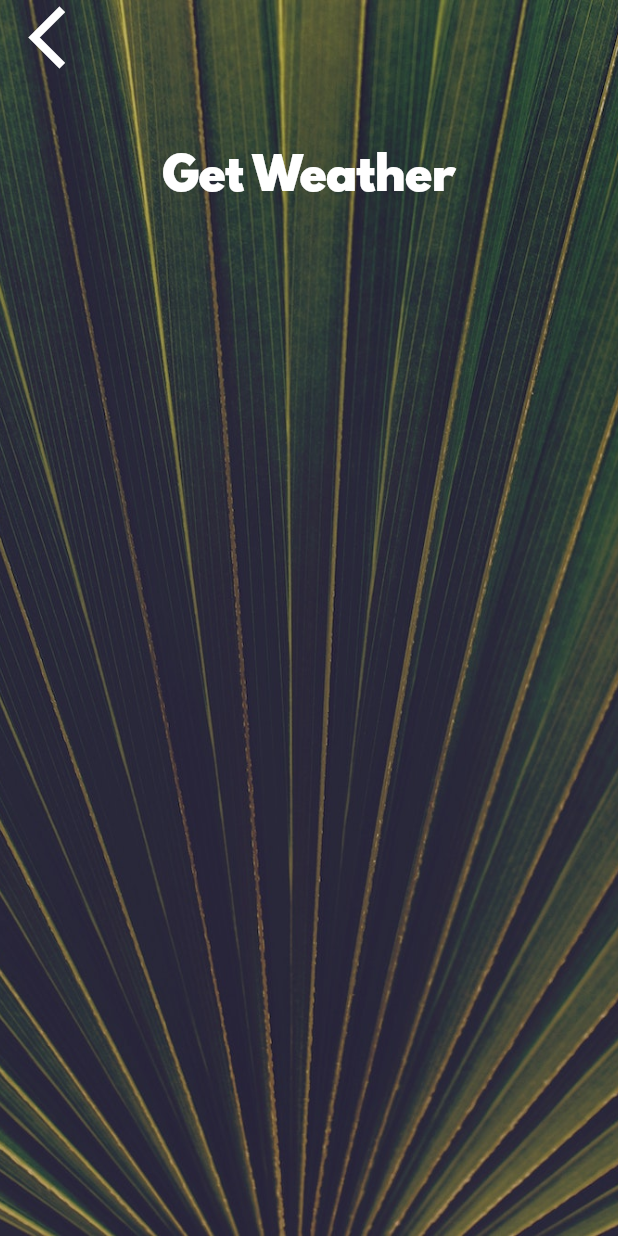
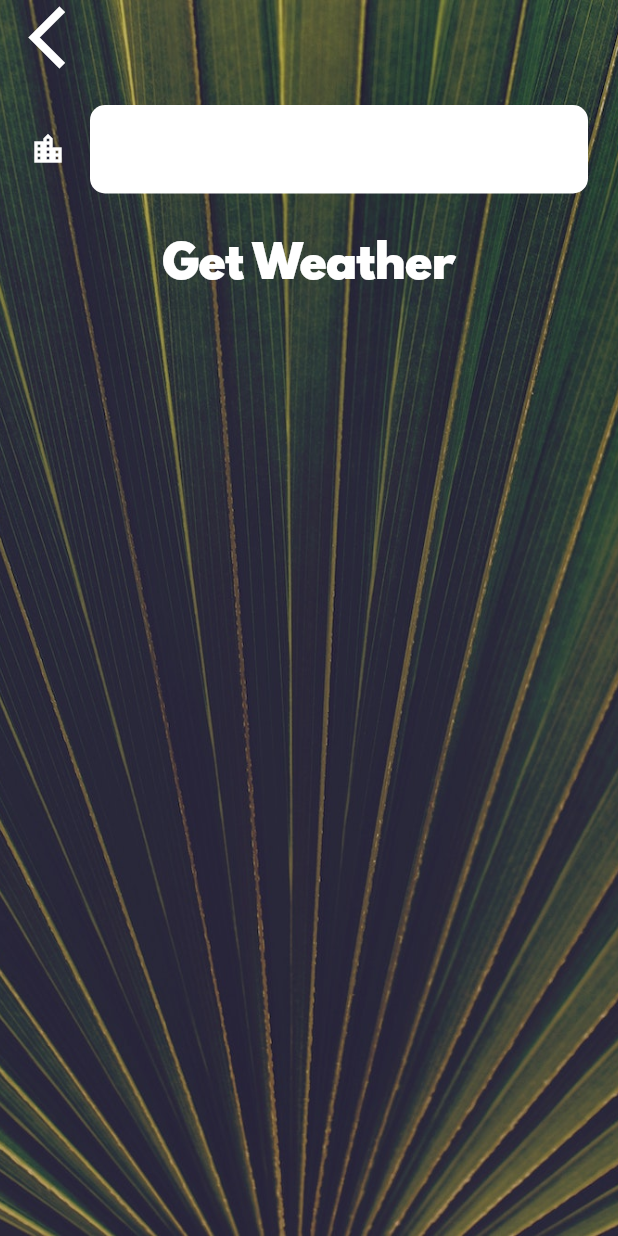
Before and after one commit to acharjeeauntor/Weather-App-By-Flutter, a Flutter app: the CityScreen screen opened directly, on a phone screen of 412 x 824 dp. Run offline on Flutter 3.47's test engine with Material 2 defaults, Android fonts, the phone set to English and light mode, and no system bars; our stand-ins replace flutter_spinkit, geolocator; network calls fail.

Commit message:
Complete rest of the project.

```diff
--- a/lib/screens/city_screen.dart
+++ b/lib/screens/city_screen.dart
@@ -7,6 +7,8 @@ class CityScreen extends StatefulWidget {
 }
 
 class _CityScreenState extends State<CityScreen> {
+  var cityName;
+
   @override
   Widget build(BuildContext context) {
     return Scaffold(
@@ -24,7 +26,9 @@ class _CityScreenState extends State<CityScreen> {
               Align(
                 alignment: Alignment.topLeft,
                 child: FlatButton(
-                  onPressed: () {},
+                  onPressed: () {
+                    Navigator.pop(context);
+                  },
                   child: Icon(
                     Icons.arrow_back_ios,
                     size: 50.0,
@@ -33,10 +37,20 @@ class _CityScreenState extends State<CityScreen> {
               ),
               Container(
                 padding: EdgeInsets.all(20.0),
-                child: null,
+                child: TextField(
+                  style: TextStyle(
+                    color: Colors.black,
+                  ),
+                  decoration: kTextFieldInputDecoration,
+                  onChanged: (value) {
+                    cityName = value;
+                  },
+                ),
               ),
               FlatButton(
-                onPressed: () {},
+                onPressed: () {
+                  Navigator.pop(context, cityName);
+                },
                 child: Text(
                   'Get Weather',
                   style: kButtonTextStyle,
--- a/lib/utilities/constants.dart
+++ b/lib/utilities/constants.dart
@@ -18,3 +18,22 @@ const kButtonTextStyle = TextStyle(
 const kConditionTextStyle = TextStyle(
   fontSize: 100.0,
 );
+
+const kTextFieldInputDecoration = InputDecoration(
+  filled: true,
+  fillColor: Colors.white,
+  icon: Icon(
+    Icons.location_city,
+    color: Colors.white,
+  ),
+  hintText: 'Enter City Name',
+  hintStyle: TextStyle(
+    color: Colors.white,
+  ),
+  border: OutlineInputBorder(
+    borderRadius: BorderRadius.all(
+      Radius.circular(10.0),
+    ),
+    borderSide: BorderSide.none,
+  ),
+);
```
Also changed, not shown: lib/screens/loading_screen.dart (+3 -9 lines), lib/screens/location_screen.dart (+26 -3 lines), lib/services/weather.dart (+23 -0 lines), 4 other files.
